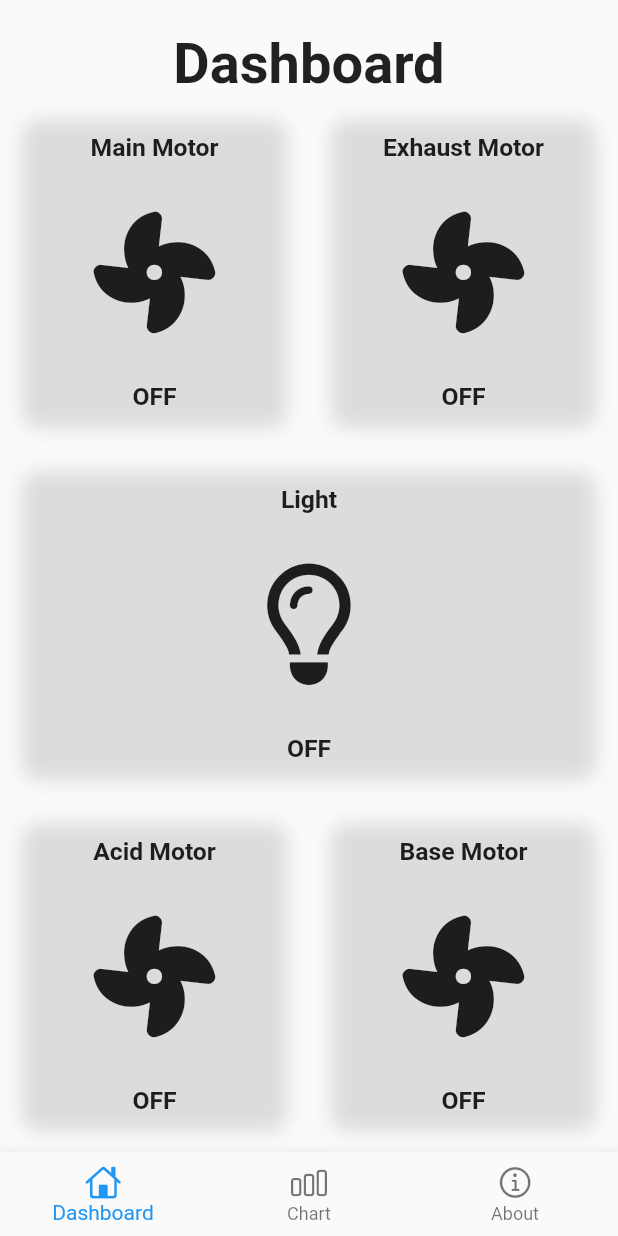
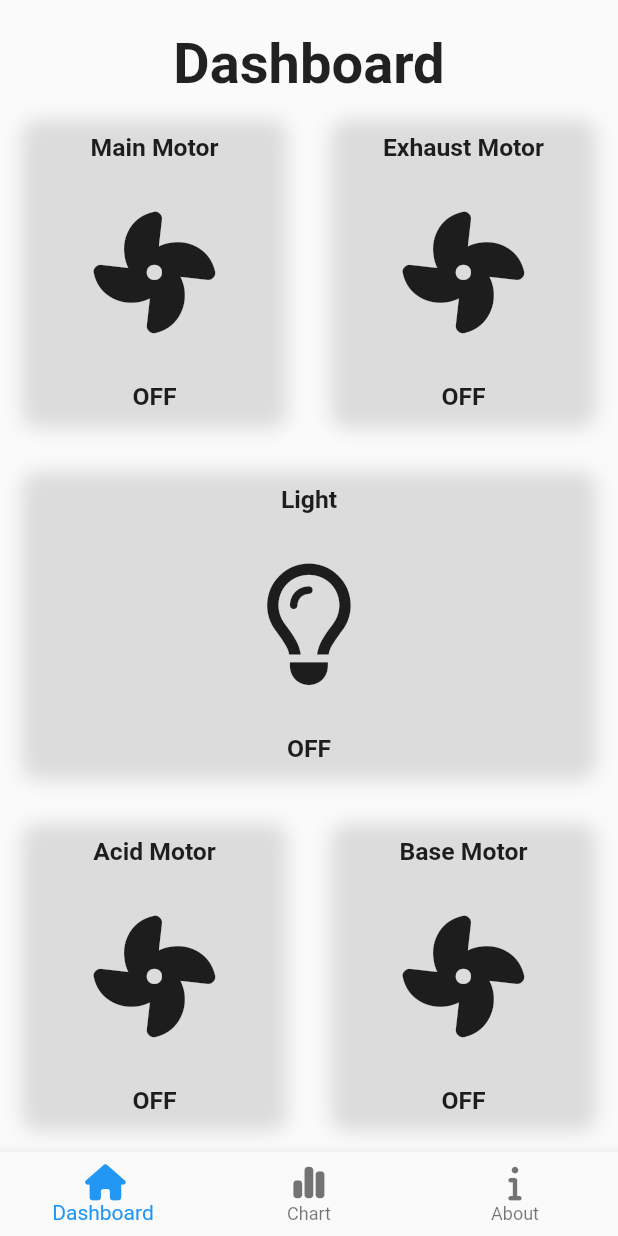
Before and after one commit to rishav-singh-0/hydroponics_app, a Flutter app: the screen it shows after launch, on a phone screen of 412 x 824 dp. Run offline on Flutter 3.47's test engine with Material 2 defaults, Android fonts, the phone set to English and light mode, and no system bars; our stand-ins replace cloud_firestore, firebase_core, firebase_database, flutter_screenutil, font_awesome_flutter, get and 1 more; accounts and stored records are empty.

Commit message:
changed fonts

```diff
--- a/lib/views/home_page.dart
+++ b/lib/views/home_page.dart
@@ -1,5 +1,5 @@
-import 'package:flutter/cupertino.dart';
 import 'package:flutter/material.dart';
+import 'package:font_awesome_flutter/font_awesome_flutter.dart';
 import 'package:get/get.dart';
 import 'package:hydroponics_app/controllers/bottom_nav_controller.dart';
 import 'package:hydroponics_app/views/about_page.dart';
@@ -25,15 +25,15 @@ class HomePage extends StatelessWidget {
           currentIndex: controller.tabIndex,
           items: const [
             BottomNavigationBarItem(
-              icon: Icon(CupertinoIcons.home),
+              icon: Icon(FontAwesomeIcons.house),
               label: 'Dashboard',
             ),
             BottomNavigationBarItem(
-              icon: Icon(CupertinoIcons.chart_bar),
+              icon: Icon(FontAwesomeIcons.chartSimple),
               label: 'Chart',
             ),
             BottomNavigationBarItem(
-              icon: Icon(CupertinoIcons.info),
+              icon: Icon(FontAwesomeIcons.info),
               label: 'About',
             ),
           ],
```
